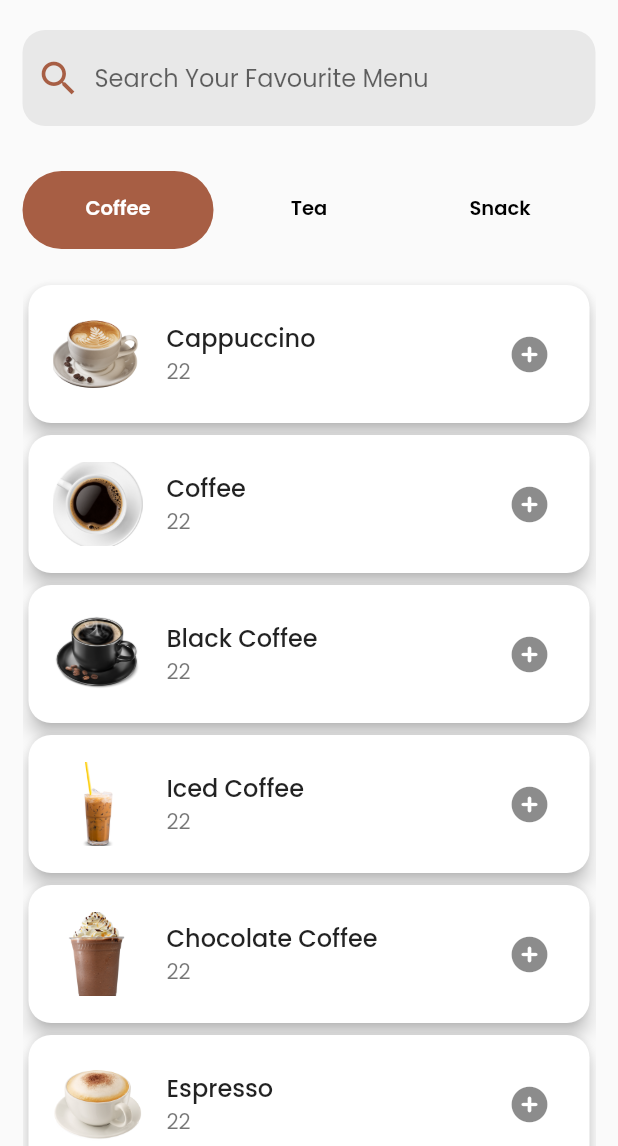
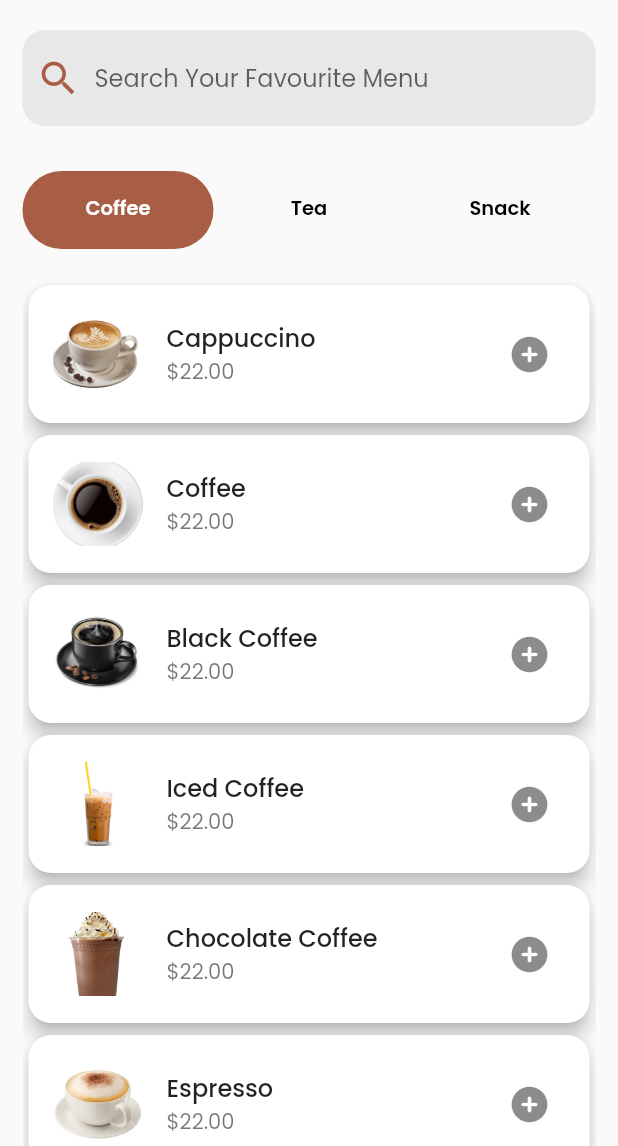
Before and after one commit to Abdullah359/Coffee-Planet, a Flutter app: the HomePage screen opened directly, on a phone screen of 412 x 824 dp, the part 90-1236 px from its top. Run offline on Flutter 3.47's test engine with Material 2 defaults, Android fonts, the phone set to English and light mode, and no system bars; our stand-ins replace easy_splash_screen, font_awesome_flutter, google_fonts, lottie.

Commit message:
first commit

```diff
--- a/lib/Models/Detail_Pages/CoffeeDetailPage.dart
+++ b/lib/Models/Detail_Pages/CoffeeDetailPage.dart
@@ -80,7 +80,7 @@ class _CoffeeDetailState extends State<CoffeeDetail> {
                         ),
                       ),
                       Text(
-                        widget.coffeeDataModel.price,
+                        '\$${widget.coffeeDataModel.price}',
                         style: GoogleFonts.poppins(
                           fontSize: 20,
                           fontWeight: FontWeight.w600,
--- a/lib/Models/Detail_Pages/SnackDetailPage.dart
+++ b/lib/Models/Detail_Pages/SnackDetailPage.dart
@@ -68,7 +68,7 @@ class _SnackDetailState extends State<SnackDetail> {
                         ),
                       ),
                       Text(
-                        widget.snackDataModel.price,
+                        '\$${widget.snackDataModel.price}',
                         style: GoogleFonts.poppins(
                           fontSize: 20,
                           fontWeight: FontWeight.w600,
--- a/lib/Models/Detail_Pages/TeaDetalPage.dart
+++ b/lib/Models/Detail_Pages/TeaDetalPage.dart
@@ -68,7 +68,7 @@ class _TeaDetailState extends State<TeaDetail> {
                         ),
                       ),
                       Text(
-                        widget.teaDataModel.price,
+                        '\$${widget.teaDataModel.price}',
                         style: GoogleFonts.poppins(
                           fontSize: 20,
                           fontWeight: FontWeight.w600,
--- a/lib/components/coffee_data_list_builder.dart
+++ b/lib/components/coffee_data_list_builder.dart
@@ -25,13 +25,31 @@ class CoffeeDataBuilder extends StatelessWidget {
     "assets/images/coffee_images/espresso.png",
   ];
 
+  static List<String> coffeePrice = [
+    "22.00",
+    "22.00",
+    "22.00",
+    "22.00",
+    "22.00",
+    "22.00",
+  ];
+
+  static List<String> coffeeDesc = [
+    'Description of Coffee',
+    'Description of Coffee',
+    'Description of Coffee',
+    'Description of Coffee',
+    'Description of Coffee',
+    'Description of Coffee',
+  ];
+
   final List<CoffeeDataModel> coffeeData = List.generate(
     coffeeName.length,
     (index) => CoffeeDataModel(
       coffeeName[index],
       coffeeImages[index],
-      '22',
-      'Description of Coffee',
+      coffeePrice[index],
+      coffeeDesc[index],
     ),
   );
 
@@ -57,7 +75,7 @@ class CoffeeDataBuilder extends StatelessWidget {
           return DataListTile(
             imageURL: coffeeData[index].imageUrl,
             title: coffeeData[index].name,
-            price: coffeeData[index].price,
+            price: '\$${coffeeData[index].price}',
             addCartOnTap: () {
               _addCart();
             },
```
Also changed, not shown: lib/components/snacks_data_list_builder.dart (+21 -3 lines), lib/components/tea_data_list_builder.dart (+21 -3 lines).
